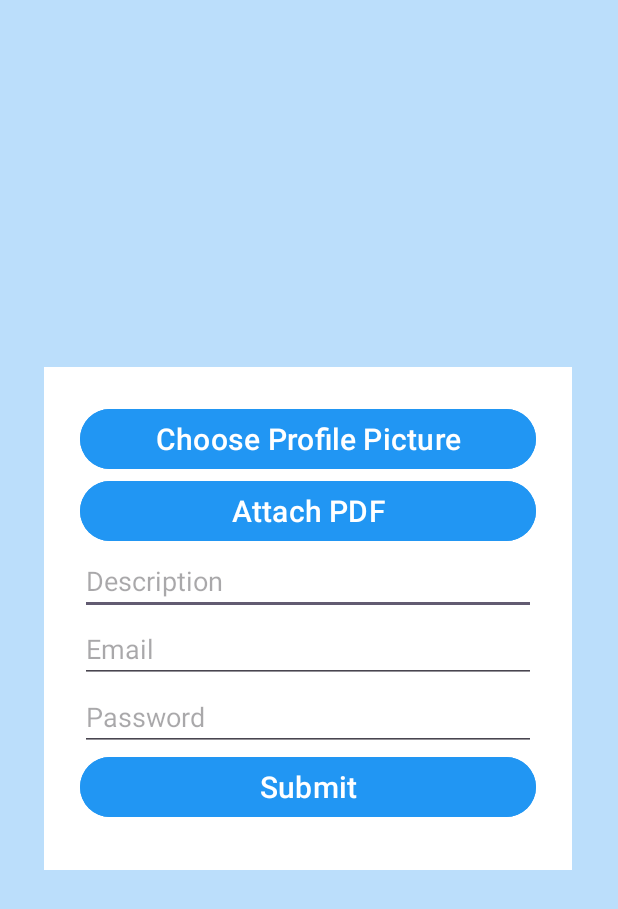
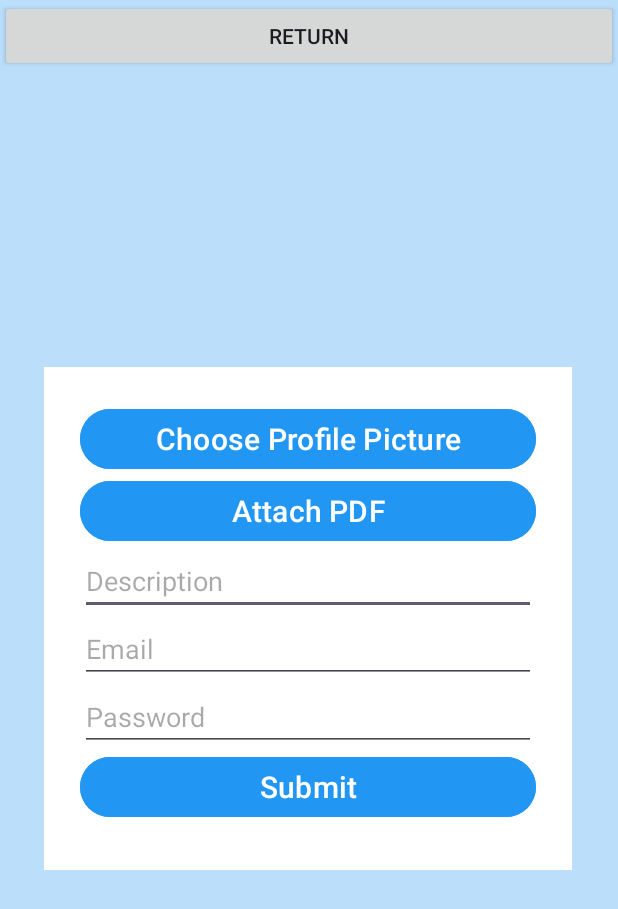
Before and after one commit to AidLink-app/AidLink-Volunteering-app, an Android app: the OrganizationRegistrationActivity screen opened directly, with no data from a screen before it, on a phone screen of 412 x 824 dp. Shown: the top 909 px of the screen. Run offline under Robolectric (Android 15) with nearby library versions, the phone set to English and light mode, and no system bars; our stand-ins replace Firebase (no records; nobody signed in at launch, a user with empty details on screens opened directly).

Commit message:
added return button to organization register

```diff
--- a/app/src/main/AndroidManifest.xml
+++ b/app/src/main/AndroidManifest.xml
@@ -32,6 +32,7 @@
             android:name=".RegistrationTypeActivity">
         </activity>
         <activity android:name=".DashboardActivity" />
+
     </application>
 
 </manifest>
--- a/app/src/main/java/com/example/welcom/OrganizationRegistrationActivity.kt
+++ b/app/src/main/java/com/example/welcom/OrganizationRegistrationActivity.kt
@@ -7,8 +7,10 @@ import android.content.pm.PackageManager
 import android.net.Uri
 import android.os.Build
 import android.os.Bundle
+import android.view.ViewGroup
 import android.widget.Button
 import android.widget.EditText
+import android.widget.LinearLayout
 import android.widget.Toast
 import androidx.appcompat.app.AppCompatActivity
 import androidx.core.app.ActivityCompat
@@ -42,6 +44,21 @@ class OrganizationRegistrationActivity : AppCompatActivity() {
 
         setupButtonClickListeners()
         checkAndRequestPermissions()
+
+        // Add Return Button Programmatically
+        val returnButton = Button(this)
+        returnButton.text = "Return"
+        returnButton.layoutParams = LinearLayout.LayoutParams(
+            ViewGroup.LayoutParams.MATCH_PARENT,
+            ViewGroup.LayoutParams.WRAP_CONTENT
+        )
+
+        val rootLayout = findViewById<ViewGroup>(android.R.id.content)
+        rootLayout?.addView(returnButton)
+
+        returnButton.setOnClickListener {
+            finish() // Close this activity and return to the previous one
+        }
     }
 
     private fun setupButtonClickListeners() {
```
Also changed, not shown: app/src/main/java/com/example/welcom/RegistrationTypeActivity.java (line endings or trailing spaces), 1 other file.
